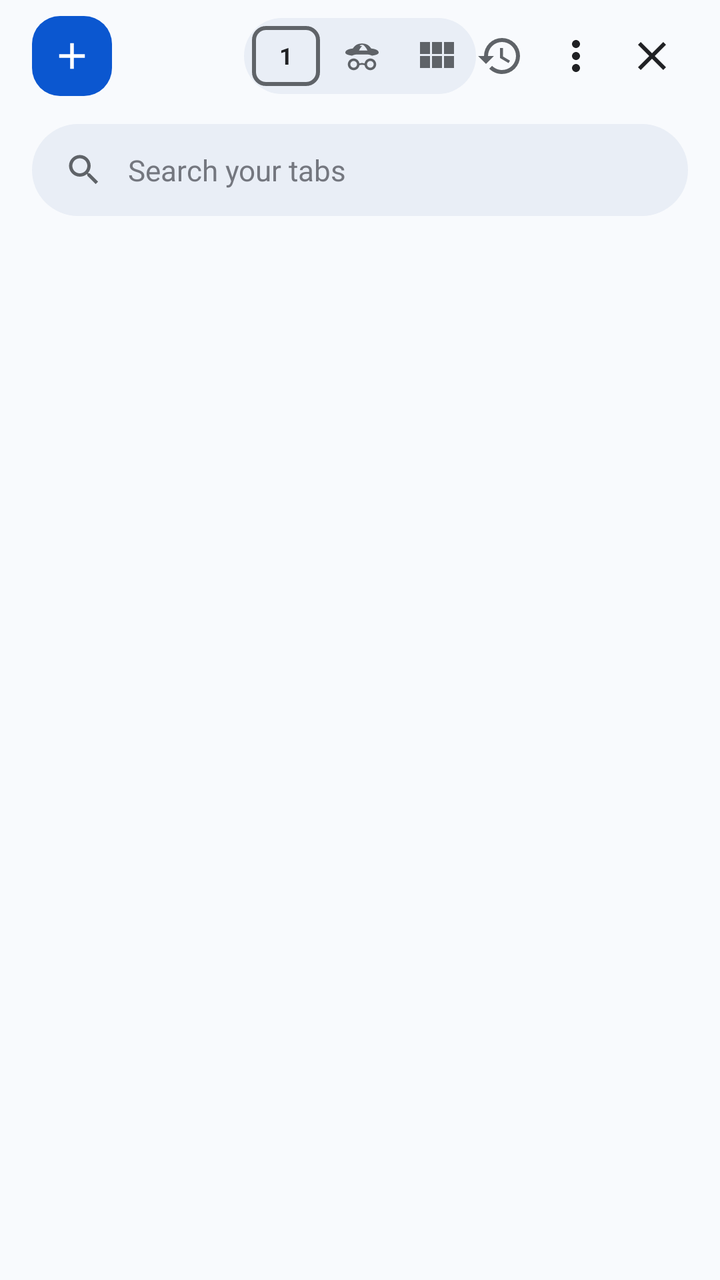
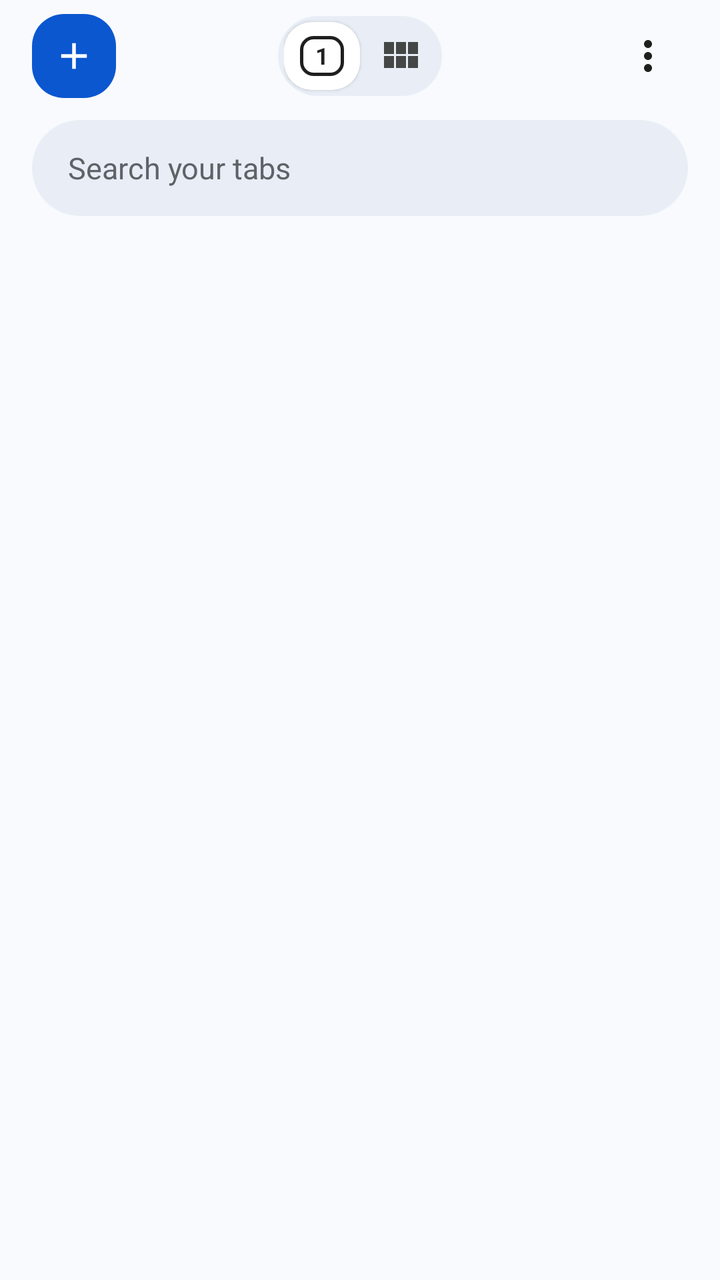

Screens rendered from an Android XML layout before and after an edit, with the pre-edit source and the edit as a unified diff.
<!-- AndroidManifest.xml: application theme Theme.Haze -->
<!-- res/layout/layout_full_screen_tabs.xml -->
<?xml version="1.0" encoding="utf-8"?>
<LinearLayout xmlns:android="http://schemas.android.com/apk/res/android"
    xmlns:app="http://schemas.android.com/apk/res-auto"
    android:id="@+id/tabsRootContainer"
    android:layout_width="match_parent"
    android:layout_height="match_parent"
    android:orientation="vertical"
    android:background="#F8FAFD">

    
    <RelativeLayout
        android:id="@+id/topTabsNavBar"
        android:layout_width="match_parent"
        android:layout_height="56dp"
        android:paddingStart="16dp"
        android:paddingEnd="16dp"
        android:gravity="center_vertical">

        
        <FrameLayout
            android:id="@+id/btnNewTabSquircle"
            android:layout_width="40dp"
            android:layout_height="40dp"
            android:layout_alignParentStart="true"
            android:layout_centerVertical="true"
            android:background="@drawable/bg_new_tab_squircle"
            android:clickable="true"
            android:focusable="true">

            <ImageView
                android:layout_width="22dp"
                android:layout_height="22dp"
                android:layout_gravity="center"
                android:src="@drawable/ic_add"
                app:tint="#FFFFFF"
                android:contentDescription="New Tab" />
        </FrameLayout>

        
        <LinearLayout
            android:id="@+id/chromeSegmentedPill"
            android:layout_width="wrap_content"
            android:layout_height="38dp"
            android:layout_centerInParent="true"
            android:background="@drawable/bg_chrome_tab_pill"
            android:gravity="center_vertical"
            android:orientation="horizontal"
            android:paddingStart="4dp"
            android:paddingEnd="4dp">

            
            <FrameLayout
                android:id="@+id/btnTogglePersonal"
                android:layout_width="34dp"
                android:layout_height="30dp"
                android:background="@drawable/bg_tab_box"
                android:clickable="true"
                android:focusable="true">

                <TextView
                    android:id="@+id/tvTabCountPill"
                    android:layout_width="wrap_content"
                    android:layout_height="wrap_content"
                    android:layout_gravity="center"
                    android:text="1"
                    android:textColor="#202124"
                    android:textSize="11.5sp"
                    android:textStyle="bold" />
            </FrameLayout>

            
            <FrameLayout
                android:id="@+id/btnTogglePrivate"
                android:layout_width="34dp"
                android:layout_height="30dp"
                android:layout_marginStart="4dp"
                android:clickable="true"
                android:focusable="true">

                <ImageView
                    android:id="@+id/ivPrivatePillIcon"
                    android:layout_width="20dp"
                    android:layout_height="20dp"
                    android:layout_gravity="center"
                    android:src="@drawable/ic_incognito_chrome"
                    app:tint="#5F6368"
                    android:contentDescription="Private Tabs" />
            </FrameLayout>

            
            <ImageButton
                android:id="@+id/btnToggleViewMode"
                android:layout_width="32dp"
                android:layout_height="30dp"
                android:layout_marginStart="4dp"
                android:background="?attr/selectableItemBackgroundBorderless"
                android:contentDescription="Toggle View Mode"
                android:src="@drawable/ic_grid"
                app:tint="#5F6368" />
        </LinearLayout>

        
        <LinearLayout
            android:layout_width="wrap_content"
            android:layout_height="wrap_content"
            android:layout_alignParentEnd="true"
            android:layout_centerVertical="true"
            android:gravity="center_vertical"
            android:orientation="horizontal">

            <ImageButton
                android:id="@+id/btnRecentlyClosedTabs"
                android:layout_width="36dp"
                android:layout_height="36dp"
                android:background="?attr/selectableItemBackgroundBorderless"
                android:contentDescription="Recently Closed"
                android:src="@drawable/ic_restore"
                android:layout_marginEnd="2dp"
                app:tint="#5F6368" />

            <ImageButton
                android:id="@+id/btnTabsMoreOptions"
                android:layout_width="36dp"
                android:layout_height="36dp"
                android:background="?attr/selectableItemBackgroundBorderless"
                android:contentDescription="Tab Options"
                android:src="@drawable/ic_more_vert"
                android:layout_marginEnd="2dp"
                app:tint="#202124" />

            <ImageButton
                android:id="@+id/btnCloseTabs"
                android:layout_width="36dp"
                android:layout_height="36dp"
                android:background="?attr/selectableItemBackgroundBorderless"
                android:contentDescription="Close"
                android:src="@drawable/ic_close"
                app:tint="#202124" />
        </LinearLayout>
    </RelativeLayout>

    
    <LinearLayout
        android:layout_width="match_parent"
        android:layout_height="wrap_content"
        android:paddingStart="16dp"
        android:paddingEnd="16dp"
        android:paddingTop="6dp"
        android:paddingBottom="8dp">

        <LinearLayout
            android:id="@+id/searchPillContainer"
            android:layout_width="match_parent"
            android:layout_height="46dp"
            android:background="@drawable/bg_chrome_search_pill"
            android:gravity="center_vertical"
            android:paddingStart="16dp"
            android:paddingEnd="14dp">

            <ImageView
                android:layout_width="20dp"
                android:layout_height="20dp"
                android:src="@drawable/ic_search"
                app:tint="#5F6368"
                android:contentDescription="Search" />

            <EditText
                android:id="@+id/etTabSearch"
                android:layout_width="0dp"
                android:layout_height="match_parent"
                android:layout_weight="1"
                android:layout_marginStart="12dp"
                android:background="@null"
                android:hint="Search your tabs"
                android:textColorHint="#74777F"
                android:textSize="14.5sp"
                android:textColor="#202124"
                android:singleLine="true"
                android:imeOptions="actionDone"/>

            <ImageButton
                android:id="@+id/btnClearTabSearch"
                android:layout_width="24dp"
                android:layout_height="24dp"
                android:background="?attr/selectableItemBackgroundBorderless"
                android:src="@drawable/ic_close"
                app:tint="#5F6368"
                android:visibility="gone"
                android:contentDescription="Clear Search" />
        </LinearLayout>
    </LinearLayout>

    
    <TextView
        android:id="@+id/tvTabsManagerHeader"
        android:layout_width="0dp"
        android:layout_height="0dp"
        android:visibility="gone" />

    <TextView
        android:id="@+id/tvCurrentModeLabel"
        android:layout_width="0dp"
        android:layout_height="0dp"
        android:visibility="gone" />

    <TextView
        android:id="@+id/btnNewTabAction"
        android:layout_width="0dp"
        android:layout_height="0dp"
        android:visibility="gone" />

    
    <androidx.recyclerview.widget.RecyclerView
        android:id="@+id/rvActiveTabs"
        android:layout_width="match_parent"
        android:layout_height="match_parent"
        android:paddingStart="8dp"
        android:paddingEnd="8dp"
        android:paddingBottom="16dp"
        android:clipToPadding="false"/>
</LinearLayout>
<!-- resources referenced by this layout -->
<resources>
  <!-- drawable bg_chrome_search_pill (drawable) -->
  <?xml version="1.0" encoding="utf-8"?>
  <shape xmlns:android="http://schemas.android.com/apk/res/android"
      android:shape="rectangle">
      <corners android:radius="24dp" />
      <solid android:color="#E9EEF6" />
  </shape>
  <!-- drawable bg_chrome_tab_pill (drawable) -->
  <?xml version="1.0" encoding="utf-8"?>
  <shape xmlns:android="http://schemas.android.com/apk/res/android"
      android:shape="rectangle">
      <corners android:radius="20dp" />
      <solid android:color="#E9EEF6" />
  </shape>
  <!-- drawable bg_new_tab_squircle (drawable) -->
  <?xml version="1.0" encoding="utf-8"?>
  <shape xmlns:android="http://schemas.android.com/apk/res/android"
      android:shape="rectangle">
      <corners android:radius="14dp" />
      <solid android:color="#0B57D0" />
  </shape>
  <!-- drawable bg_tab_box (drawable) -->
  <?xml version="1.0" encoding="utf-8"?>
  <shape xmlns:android="http://schemas.android.com/apk/res/android" android:shape="rectangle">
      <solid android:color="@android:color/transparent" />
      <corners android:radius="6dp" />
      <stroke android:width="2dp" android:color="#5F6368" />
  </shape>
  <!-- drawable ic_add (drawable) -->
  <vector xmlns:android="http://schemas.android.com/apk/res/android"
      android:width="24dp"
      android:height="24dp"
      android:viewportWidth="24"
      android:viewportHeight="24">
      <path
          android:fillColor="#0A56D0"
          android:pathData="M19,13h-6v6h-2v-6H5v-2h6V5h2v6h6v2z"/>
  </vector>
  <!-- drawable ic_close (drawable) -->
  <vector xmlns:android="http://schemas.android.com/apk/res/android"
      android:width="24dp"
      android:height="24dp"
      android:viewportWidth="24"
      android:viewportHeight="24">
      <path
          android:fillColor="#5F6368"
          android:pathData="M19,6.41L17.59,5 12,10.59 6.41,5 5,6.41 10.59,12 5,17.59 6.41,19 12,13.41 17.59,19 19,17.59 13.41,12 19,6.41z"/>
  </vector>
  <!-- drawable ic_grid (drawable) -->
  <vector xmlns:android="http://schemas.android.com/apk/res/android"
      android:width="24dp"
      android:height="24dp"
      android:viewportWidth="24"
      android:viewportHeight="24">
    <path
        android:fillColor="#FF000000"
        android:pathData="M4,11H9V5H4V11M4,18H9V12H4V18M10,18H15V12H10V18M16,18H21V12H16V18M10,11H15V5H10V11M16,5V11H21V5H16Z"/>
  </vector>
  <!-- drawable ic_restore (drawable) -->
  <vector xmlns:android="http://schemas.android.com/apk/res/android"
      android:width="24dp"
      android:height="24dp"
      android:viewportWidth="24"
      android:viewportHeight="24">
    <path
        android:fillColor="#FF000000"
        android:pathData="M13,3A9,9 0 0,0 4,12H1L4.89,15.89L4.96,16.03L9,12H6A7,7 0 0,1 13,5A7,7 0 0,1 20,12A7,7 0 0,1 13,19C11.07,19 9.32,18.21 8.06,16.94L6.64,18.36C8.27,20 10.5,21 13,21A9,9 0 0,0 22,12A9,9 0 0,0 13,3M12,8V13L16.28,15.54L17,14.33L13.5,12.25V8H12Z"/>
  </vector>
  <!-- drawable ic_search (drawable) -->
  <vector xmlns:android="http://schemas.android.com/apk/res/android"
      android:width="24dp"
      android:height="24dp"
      android:viewportWidth="24"
      android:viewportHeight="24">
    <path
        android:fillColor="#5F6368"
        android:pathData="M15.5,14h-0.79l-0.28,-0.27C15.41,12.59 16,11.11 16,9.5 16,5.91 13.09,3 9.5,3S3,5.91 3,9.5 5.91,16 9.5,16c1.61,0 3.09,-0.59 4.23,-1.57l0.27,0.28v0.79l5,4.99L20.49,19l-4.99,-5zM9.5,14C7.01,14 5,11.99 5,9.5S7.01,5 9.5,5 14,7.01 14,9.5 11.99,14 9.5,14z"/>
  </vector>
  <style name="Theme.Haze" parent="Base.Theme.Haze" />
  <style name="Base.Theme.Haze" parent="Theme.Material3.DayNight.NoActionBar">
          
          
      </style>
  <!-- unchanged entries left out for length: 2 -->
</resources>

<!-- the commit's change to res/layout/layout_full_screen_tabs.xml (unified diff, before → after) -->
@@ -19,8 +19,8 @@
         
         <FrameLayout
             android:id="@+id/btnNewTabSquircle"
-            android:layout_width="40dp"
-            android:layout_height="40dp"
+            android:layout_width="42dp"
+            android:layout_height="42dp"
             android:layout_alignParentStart="true"
             android:layout_centerVertical="true"
             android:background="@drawable/bg_new_tab_squircle"
@@ -40,28 +40,31 @@
         <LinearLayout
             android:id="@+id/chromeSegmentedPill"
             android:layout_width="wrap_content"
-            android:layout_height="38dp"
+            android:layout_height="40dp"
             android:layout_centerInParent="true"
             android:background="@drawable/bg_chrome_tab_pill"
             android:gravity="center_vertical"
             android:orientation="horizontal"
-            android:paddingStart="4dp"
-            android:paddingEnd="4dp">
+            android:paddingStart="3dp"
+            android:paddingEnd="3dp">
 
             
             <FrameLayout
                 android:id="@+id/btnTogglePersonal"
-                android:layout_width="34dp"
-                android:layout_height="30dp"
-                android:background="@drawable/bg_tab_box"
+                android:layout_width="38dp"
+                android:layout_height="34dp"
+                android:background="@drawable/bg_tab_pill_active"
+                android:elevation="1dp"
                 android:clickable="true"
                 android:focusable="true">
 
                 <TextView
                     android:id="@+id/tvTabCountPill"
-                    android:layout_width="wrap_content"
-                    android:layout_height="wrap_content"
+                    android:layout_width="22dp"
+                    android:layout_height="20dp"
                     android:layout_gravity="center"
+                    android:gravity="center"
+                    android:background="@drawable/bg_tab_box"
                     android:text="1"
                     android:textColor="#202124"
                     android:textSize="11.5sp"
@@ -71,11 +74,9 @@
             
             <FrameLayout
                 android:id="@+id/btnTogglePrivate"
-                android:layout_width="34dp"
-                android:layout_height="30dp"
-                android:layout_marginStart="4dp"
-                android:clickable="true"
-                android:focusable="true">
+                android:layout_width="0dp"
+                android:layout_height="0dp"
+                android:visibility="gone">
 
                 <ImageView
                     android:id="@+id/ivPrivatePillIcon"
@@ -90,13 +91,13 @@
             
             <ImageButton
                 android:id="@+id/btnToggleViewMode"
-                android:layout_width="32dp"
-                android:layout_height="30dp"
-                android:layout_marginStart="4dp"
+                android:layout_width="36dp"
+                android:layout_height="34dp"
+                android:layout_marginStart="2dp"
                 android:background="?attr/selectableItemBackgroundBorderless"
                 android:contentDescription="Toggle View Mode"
                 android:src="@drawable/ic_grid"
-                app:tint="#5F6368" />
+                app:tint="#444746" />
         </LinearLayout>
 
         
@@ -110,32 +111,24 @@
 
             <ImageButton
                 android:id="@+id/btnRecentlyClosedTabs"
-                android:layout_width="36dp"
-                android:layout_height="36dp"
-                android:background="?attr/selectableItemBackgroundBorderless"
-                android:contentDescription="Recently Closed"
-                android:src="@drawable/ic_restore"
-                android:layout_marginEnd="2dp"
-                app:tint="#5F6368" />
+                android:layout_width="0dp"
+                android:layout_height="0dp"
+                android:visibility="gone" />
 
             <ImageButton
                 android:id="@+id/btnTabsMoreOptions"
-                android:layout_width="36dp"
-                android:layout_height="36dp"
+                android:layout_width="40dp"
+                android:layout_height="40dp"
                 android:background="?attr/selectableItemBackgroundBorderless"
                 android:contentDescription="Tab Options"
                 android:src="@drawable/ic_more_vert"
-                android:layout_marginEnd="2dp"
-                app:tint="#202124" />
+                app:tint="#1F1F1F" />
 
             <ImageButton
                 android:id="@+id/btnCloseTabs"
-                android:layout_width="36dp"
-                android:layout_height="36dp"
-                android:background="?attr/selectableItemBackgroundBorderless"
-                android:contentDescription="Close"
-                android:src="@drawable/ic_close"
-                app:tint="#202124" />
+                android:layout_width="0dp"
+                android:layout_height="0dp"
+                android:visibility="gone" />
         </LinearLayout>
     </RelativeLayout>
 
@@ -145,35 +138,27 @@
         android:layout_height="wrap_content"
         android:paddingStart="16dp"
         android:paddingEnd="16dp"
-        android:paddingTop="6dp"
-        android:paddingBottom="8dp">
+        android:paddingTop="4dp"
+        android:paddingBottom="10dp">
 
         <LinearLayout
             android:id="@+id/searchPillContainer"
             android:layout_width="match_parent"
-            android:layout_height="46dp"
+            android:layout_height="48dp"
             android:background="@drawable/bg_chrome_search_pill"
             android:gravity="center_vertical"
-            android:paddingStart="16dp"
-            android:paddingEnd="14dp">
-
-            <ImageView
-                android:layout_width="20dp"
-                android:layout_height="20dp"
-                android:src="@drawable/ic_search"
-                app:tint="#5F6368"
-                android:contentDescription="Search" />
+            android:paddingStart="18dp"
+            android:paddingEnd="16dp">
 
             <EditText
                 android:id="@+id/etTabSearch"
                 android:layout_width="0dp"
                 android:layout_height="match_parent"
                 android:layout_weight="1"
-                android:layout_marginStart="12dp"
                 android:background="@null"
                 android:hint="Search your tabs"
-                android:textColorHint="#74777F"
-                android:textSize="14.5sp"
+                android:textColorHint="#5F6368"
+                android:textSize="15sp"
                 android:textColor="#202124"
                 android:singleLine="true"
                 android:imeOptions="actionDone"/>
<!-- resource entries referenced after the edit -->
@@ -18,7 +18,7 @@
   <?xml version="1.0" encoding="utf-8"?>
   <shape xmlns:android="http://schemas.android.com/apk/res/android"
       android:shape="rectangle">
-      <corners android:radius="14dp" />
+      <corners android:radius="16dp" />
       <solid android:color="#0B57D0" />
   </shape>
   <!-- drawable bg_tab_box (drawable) -->
@@ -26,7 +26,14 @@
   <shape xmlns:android="http://schemas.android.com/apk/res/android" android:shape="rectangle">
       <solid android:color="@android:color/transparent" />
       <corners android:radius="6dp" />
-      <stroke android:width="2dp" android:color="#5F6368" />
+      <stroke android:width="1.8dp" android:color="#1F1F1F" />
+  </shape>
+  <!-- drawable bg_tab_pill_active (drawable) -->
+  <?xml version="1.0" encoding="utf-8"?>
+  <shape xmlns:android="http://schemas.android.com/apk/res/android"
+      android:shape="rectangle">
+      <corners android:radius="14dp" />
+      <solid android:color="#FFFFFF" />
   </shape>
   <!-- drawable ic_add (drawable) -->
   <vector xmlns:android="http://schemas.android.com/apk/res/android"
@@ -58,26 +65,6 @@
         android:fillColor="#FF000000"
         android:pathData="M4,11H9V5H4V11M4,18H9V12H4V18M10,18H15V12H10V18M16,18H21V12H16V18M10,11H15V5H10V11M16,5V11H21V5H16Z"/>
   </vector>
-  <!-- drawable ic_restore (drawable) -->
-  <vector xmlns:android="http://schemas.android.com/apk/res/android"
-      android:width="24dp"
-      android:height="24dp"
-      android:viewportWidth="24"
-      android:viewportHeight="24">
-    <path
-        android:fillColor="#FF000000"
-        android:pathData="M13,3A9,9 0 0,0 4,12H1L4.89,15.89L4.96,16.03L9,12H6A7,7 0 0,1 13,5A7,7 0 0,1 20,12A7,7 0 0,1 13,19C11.07,19 9.32,18.21 8.06,16.94L6.64,18.36C8.27,20 10.5,21 13,21A9,9 0 0,0 22,12A9,9 0 0,0 13,3M12,8V13L16.28,15.54L17,14.33L13.5,12.25V8H12Z"/>
-  </vector>
-  <!-- drawable ic_search (drawable) -->
-  <vector xmlns:android="http://schemas.android.com/apk/res/android"
-      android:width="24dp"
-      android:height="24dp"
-      android:viewportWidth="24"
-      android:viewportHeight="24">
-    <path
-        android:fillColor="#5F6368"
-        android:pathData="M15.5,14h-0.79l-0.28,-0.27C15.41,12.59 16,11.11 16,9.5 16,5.91 13.09,3 9.5,3S3,5.91 3,9.5 5.91,16 9.5,16c1.61,0 3.09,-0.59 4.23,-1.57l0.27,0.28v0.79l5,4.99L20.49,19l-4.99,-5zM9.5,14C7.01,14 5,11.99 5,9.5S7.01,5 9.5,5 14,7.01 14,9.5 11.99,14 9.5,14z"/>
-  </vector>
   <style name="Theme.Haze" parent="Base.Theme.Haze" />
   <style name="Base.Theme.Haze" parent="Theme.Material3.DayNight.NoActionBar">
           
